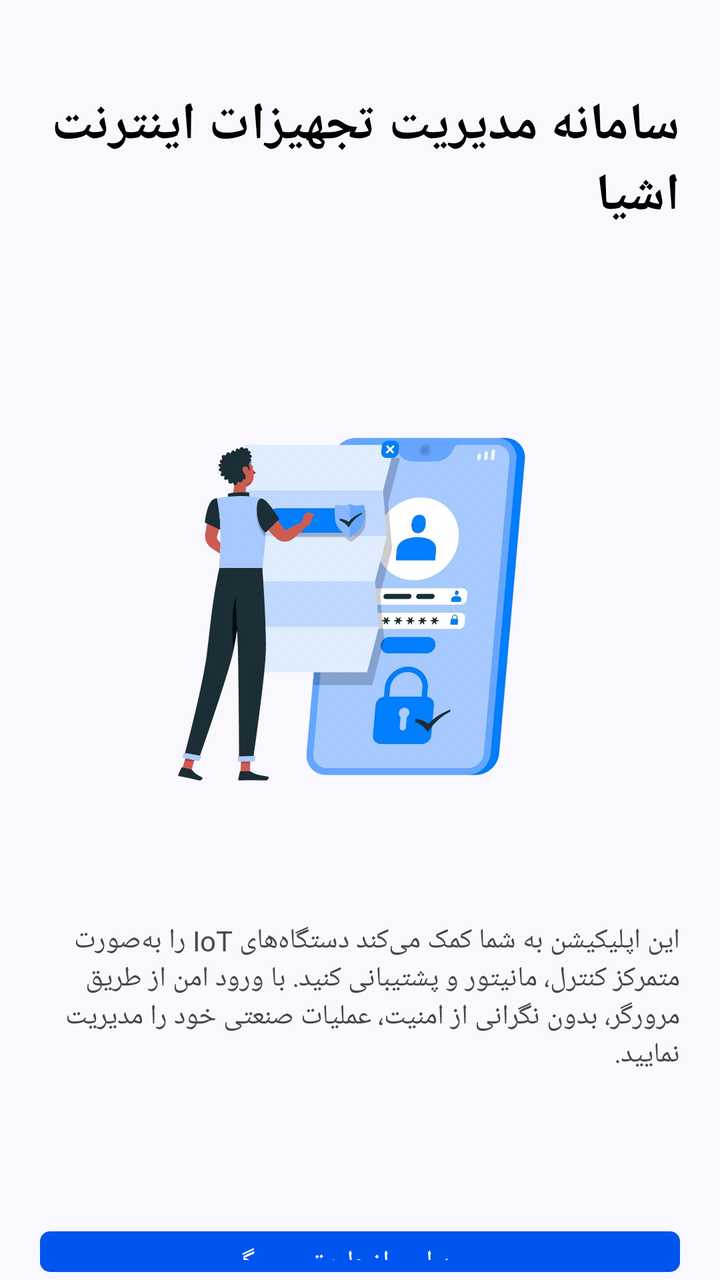
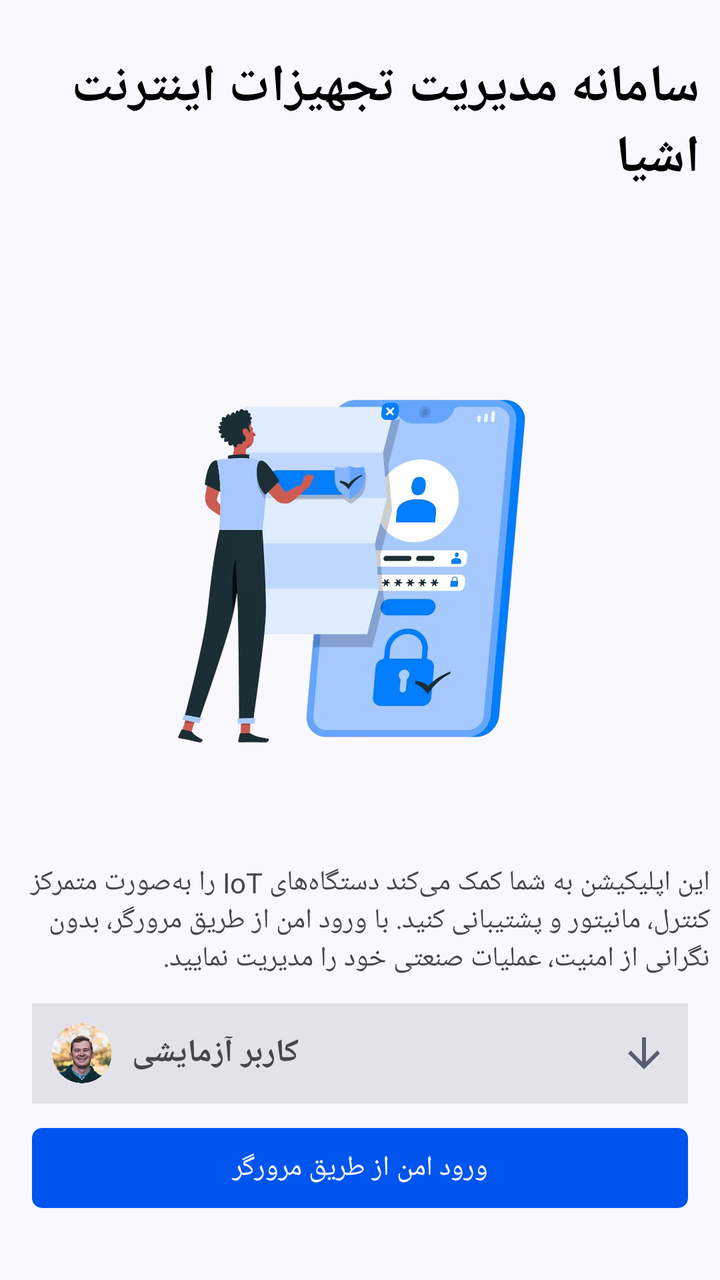

Two renders of the same Android screen: before a commit and after it. Below are the layout's source before the change and the commit's diff.
<!-- AndroidManifest.xml: application theme Theme.Iotequipment -->
<!-- res/layout/fragment_auth.xml -->
<?xml version="1.0" encoding="utf-8"?>
<LinearLayout
    xmlns:android="http://schemas.android.com/apk/res/android"
    xmlns:app="http://schemas.android.com/apk/res-auto"
    xmlns:tools="http://schemas.android.com/tools"
    android:layout_width="match_parent"
    android:layout_height="match_parent"
    android:orientation="vertical"
    tools:context=".AuthFragment">

    <TextView
        android:id="@+id/textView"
        android:layout_width="wrap_content"
        android:layout_height="wrap_content"
        android:textColor="@color/black"
        android:layout_gravity="center"
        android:layout_marginTop="35dp"
        android:layout_marginStart="10dp"
        android:layout_marginEnd="10dp"
        android:textStyle="bold"
        android:padding="10dp"
        android:textSize="26sp"
        android:text="@string/toolbar_default_text" />

    <ImageView
        android:id="@+id/imageView2"
        android:layout_width="320dp"
        android:layout_height="320sp"
        android:layout_gravity="center"
        android:contentDescription="@string/btn_login_secure"
        android:src="@drawable/img_auth" />

    <TextView
        android:id="@+id/textView2"
        android:layout_width="match_parent"
        android:layout_height="wrap_content"
        android:layout_marginTop="10dp"
        android:layout_marginStart="15dp"
        android:layout_marginEnd="15dp"
        android:layout_marginBottom="70dp"
        android:padding="5dp"
        android:textSize="14sp"
        android:text="@string/auth_dec" />

    <com.google.android.material.button.MaterialButton
        android:id="@+id/btn_auth"
        android:layout_width="match_parent"
        android:layout_height="wrap_content"
        android:textColor="@color/white"
        android:layout_marginStart="20dp"
        android:layout_marginEnd="20dp"
        android:textSize="14sp"
        app:cornerRadius="5dp"
        android:text="@string/btn_login_secure" />

</LinearLayout>
<!-- resources referenced by this layout -->
<resources>
  <color name="black">#FF000000</color>
  <color name="white">#FFFFFFFF</color>
  <!-- drawable img_auth: png bitmap (drawable, 488440 bytes) -->
  <string name="auth_dec">
          این اپلیکیشن به شما کمک می‌کند دستگاه‌های IoT
          را به‌صورت متمرکز کنترل، مانیتور و پشتیبانی کنید.
          با ورود امن از طریق مرورگر، بدون نگرانی از امنیت، عملیات صنعتی خود را مدیریت نمایید.
      </string>
  <string name="btn_login_secure">ورود امن از طریق مرورگر</string>
  <string name="toolbar_default_text">سامانه مدیریت تجهیزات اینترنت اشیا</string>
  <style name="Theme.Iotequipment" parent="Base.Theme.Iotequipment" />
  <style name="Base.Theme.Iotequipment" parent="Theme.Material3.DayNight.NoActionBar">
          <item name="fontFamily">@font/iran_yekan_regular</item>
          
          
          <item name="colorPrimary">@color/md_theme_primary</item>
          <item name="android:colorBackground">@color/md_theme_background</item>
  
      </style>
  <color name="md_theme_primary">#0055EF</color>
  <color name="md_theme_background">#FAF8FF</color>
</resources>

<!-- the commit's change to res/layout/fragment_auth.xml (unified diff, before → after) -->
@@ -1,26 +1,26 @@
 <?xml version="1.0" encoding="utf-8"?>
-<LinearLayout
-    xmlns:android="http://schemas.android.com/apk/res/android"
+<androidx.constraintlayout.widget.ConstraintLayout xmlns:android="http://schemas.android.com/apk/res/android"
     xmlns:app="http://schemas.android.com/apk/res-auto"
     xmlns:tools="http://schemas.android.com/tools"
     android:layout_width="match_parent"
     android:layout_height="match_parent"
     android:orientation="vertical"
-    tools:context=".AuthFragment">
+    tools:context=".ui.auth.AuthFragment">
 
     <TextView
         android:id="@+id/textView"
         android:layout_width="wrap_content"
         android:layout_height="wrap_content"
+        android:layout_gravity="center"
+        android:layout_marginTop="16dp"
+        android:padding="10dp"
+        android:text="@string/toolbar_default_text"
         android:textColor="@color/black"
-        android:layout_gravity="center"
-        android:layout_marginTop="35dp"
-        android:layout_marginStart="10dp"
-        android:layout_marginEnd="10dp"
+        android:textSize="26sp"
         android:textStyle="bold"
-        android:padding="10dp"
-        android:textSize="26sp"
-        android:text="@string/toolbar_default_text" />
+        app:layout_constraintEnd_toEndOf="parent"
+        app:layout_constraintStart_toStartOf="parent"
+        app:layout_constraintTop_toTopOf="parent" />
 
     <ImageView
         android:id="@+id/imageView2"
@@ -28,29 +28,85 @@
         android:layout_height="320sp"
         android:layout_gravity="center"
         android:contentDescription="@string/btn_login_secure"
-        android:src="@drawable/img_auth" />
+        android:src="@drawable/img_auth"
+        app:layout_constraintEnd_toEndOf="parent"
+        app:layout_constraintStart_toStartOf="parent"
+        app:layout_constraintTop_toBottomOf="@+id/textView" />
 
     <TextView
         android:id="@+id/textView2"
         android:layout_width="match_parent"
         android:layout_height="wrap_content"
-        android:layout_marginTop="10dp"
-        android:layout_marginStart="15dp"
-        android:layout_marginEnd="15dp"
-        android:layout_marginBottom="70dp"
         android:padding="5dp"
+        android:text="@string/auth_dec"
         android:textSize="14sp"
-        android:text="@string/auth_dec" />
+        app:layout_constraintEnd_toEndOf="parent"
+        app:layout_constraintStart_toStartOf="parent"
+        app:layout_constraintTop_toBottomOf="@+id/imageView2" />
+
+    <LinearLayout
+        android:id="@+id/linearLayout6"
+        android:layout_width="match_parent"
+        android:layout_height="wrap_content"
+        android:background="@color/md_theme_surfaceContainer_highContrast"
+        android:layout_marginStart="16dp"
+        android:layout_marginTop="8dp"
+        android:layout_marginEnd="16dp"
+        android:gravity="center_vertical"
+        android:orientation="horizontal"
+        app:layout_constraintEnd_toEndOf="parent"
+        app:layout_constraintStart_toStartOf="parent"
+        app:layout_constraintTop_toBottomOf="@+id/textView2">
+
+        <ImageView
+            android:id="@+id/imageProfile"
+            android:layout_width="30dp"
+            android:layout_height="30dp"
+            android:layout_margin="10dp"
+            android:layout_marginEnd="12dp"
+            android:background="@drawable/ic_profile"
+            android:scaleType="centerCrop"
+            android:src="@drawable/ic_profile" />
+
+        <LinearLayout
+            android:layout_width="0dp"
+            android:layout_height="wrap_content"
+            android:layout_weight="1"
+            android:orientation="vertical">
+
+            <TextView
+                android:layout_width="wrap_content"
+                android:layout_height="wrap_content"
+                android:text="کاربر آزمایشی"
+                android:textSize="16sp"
+                android:textStyle="bold" />
+
+        </LinearLayout>
+
+        <ImageView
+            android:id="@+id/btnEditProfile"
+            android:layout_width="wrap_content"
+            android:layout_height="wrap_content"
+            android:layout_margin="10dp"
+            android:rotation="-90"
+            android:src="@drawable/ic_back"
+            app:cornerRadius="10dp" />
+    </LinearLayout>
+
 
     <com.google.android.material.button.MaterialButton
         android:id="@+id/btn_auth"
         android:layout_width="match_parent"
         android:layout_height="wrap_content"
+        android:layout_marginStart="16dp"
+        android:layout_marginEnd="16dp"
+        android:layout_marginBottom="32dp"
+        android:text="@string/btn_login_secure"
         android:textColor="@color/white"
-        android:layout_marginStart="20dp"
-        android:layout_marginEnd="20dp"
         android:textSize="14sp"
         app:cornerRadius="5dp"
-        android:text="@string/btn_login_secure" />
+        app:layout_constraintBottom_toBottomOf="parent"
+        app:layout_constraintEnd_toEndOf="parent"
+        app:layout_constraintStart_toStartOf="parent" />
 
-</LinearLayout>
+</androidx.constraintlayout.widget.ConstraintLayout>
<!-- resource entries referenced after the edit -->
@@ -1,7 +1,20 @@
 <!-- resources referenced by this layout -->
 <resources>
   <color name="black">#FF000000</color>
+  <color name="md_theme_surfaceContainer_highContrast">#E3E1E9</color>
   <color name="white">#FFFFFFFF</color>
+  <!-- drawable ic_back (drawable) -->
+  <vector xmlns:android="http://schemas.android.com/apk/res/android"
+      android:autoMirrored="true" android:height="24dp"
+      android:tint="@color/md_theme_secondary" android:viewportHeight="24"
+      android:viewportWidth="24"
+      android:width="24dp">
+        
+      <path android:fillColor="@color/black"
+          android:pathData="M20,11H7.83l5.59,-5.59L12,4l-8,8 8,8 1.41,-1.41L7.83,13H20v-2z"/>
+      
+  </vector>
+  <!-- drawable ic_profile: png bitmap (drawable, 126249 bytes) -->
   <!-- drawable img_auth: png bitmap (drawable, 488440 bytes) -->
   <string name="auth_dec">
           این اپلیکیشن به شما کمک می‌کند دستگاه‌های IoT
@@ -11,6 +24,7 @@
   <string name="btn_login_secure">ورود امن از طریق مرورگر</string>
   <string name="toolbar_default_text">سامانه مدیریت تجهیزات اینترنت اشیا</string>
   <style name="Theme.Iotequipment" parent="Base.Theme.Iotequipment" />
+  <color name="md_theme_secondary">#595E72</color>
   <style name="Base.Theme.Iotequipment" parent="Theme.Material3.DayNight.NoActionBar">
           <item name="fontFamily">@font/iran_yekan_regular</item>
           
